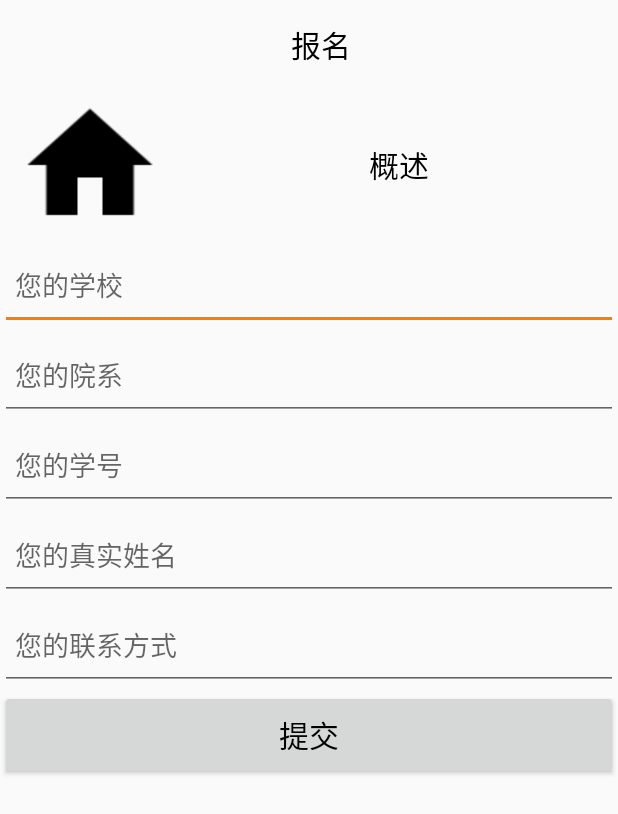
After one commit to FourfireChen/Yw, an Android app: the ActSignUpActivity screen opened directly, with no data from a screen before it, on a phone screen of 412 x 824 dp. The commit adds this screen. Shown: the top 814 px of the screen. Run offline under Robolectric (Android 15) with nearby library versions, the phone set to English and light mode, and no system bars; our stand-ins replace ButterKnife; libraries missing offline, so code that uses them is left out: com.squareup.leakcanary.

Commit message:
做完了几个界面，界面剩余不多

```diff
--- /dev/null
+++ b/app/src/main/java/com/creativecompany/act_signup/ActSignUpActivity.java
@@ -0,0 +1,72 @@
+package com.creativecompany.act_signup;
+
+import android.os.Bundle;
+import android.support.annotation.Nullable;
+import android.support.v7.widget.Toolbar;
+import android.view.MenuItem;
+import android.widget.Button;
+import android.widget.EditText;
+import android.widget.ImageView;
+import android.widget.TextView;
+
+import com.creativecompany.BaseActivity;
+import com.creativecompany.R;
+
+import butterknife.BindView;
+import butterknife.ButterKnife;
+import butterknife.OnClick;
+
+/**
+ * Created by 陈钊燚 on 2018/5/7.
+ * QQ 1215638092
+ * Github FourfireChen
+ */
+
+public class ActSignUpActivity extends BaseActivity {
+    @BindView(R.id.takepartin_act_post)
+    ImageView mTakepartinActPost;
+    @BindView(R.id.takepartin_summary)
+    TextView mTakepartinSummary;
+    @BindView(R.id.signup_school)
+    EditText mSignupSchool;
+    @BindView(R.id.signup_major)
+    EditText mSignupMajor;
+    @BindView(R.id.signup_studentid)
+    EditText mSignupStudentid;
+    @BindView(R.id.signup_name)
+    EditText mSignupName;
+    @BindView(R.id.signup_contact)
+    EditText mSignupContact;
+    @BindView(R.id.signup_submit)
+    Button mSignupSubmit;
+    @BindView(R.id.actsignup_toolbar)
+    Toolbar mActsignupToolbar;
+
+    @Override
+    protected void onCreate(@Nullable Bundle savedInstanceState) {
+        super.onCreate(savedInstanceState);
+        setContentView(R.layout.actsignup_activity);
+        ButterKnife.bind(this);
+    }
+
+    private void init() {
+        setSupportActionBar(mActsignupToolbar);
+        getSupportActionBar().setDisplayHomeAsUpEnabled(true);
+    }
+
+    @OnClick(R.id.signup_submit)
+    public void onViewClicked() {
+        //todo:这个要先弹出alert，后再提交，再finish
+        finish();
+    }
+
+    @Override
+    public boolean onOptionsItemSelected(MenuItem item) {
+        switch (item.getItemId()) {
+            case android.R.id.home:
+                finish();
+                break;
+        }
+        return super.onOptionsItemSelected(item);
+    }
+}
--- a/app/src/main/java/com/creativecompany/all/activity/ActivityFragment.java
+++ b/app/src/main/java/com/creativecompany/all/activity/ActivityFragment.java
@@ -70,7 +70,9 @@ public class ActivityFragment extends BaseFragment implements IAllView, DrawerFr
     private void init(){
         FragmentManager manager = getFragmentManager();
         FragmentTransaction fragmentTransaction = manager.beginTransaction();
-        fragmentTransaction.replace(R.id.all_act_drawerplace, new DrawerFragemnt());
+        DrawerFragemnt drawerFragemnt = new DrawerFragemnt();
+        drawerFragemnt.setDrawerCallback(this);
+        fragmentTransaction.replace(R.id.all_act_drawerplace, drawerFragemnt);
         fragmentTransaction.commit();
         allList.setAdapter(mActivitiesListAdapter);
         allList.setLayoutManager(new LinearLayoutManager(getContext()));
--- a/app/src/main/java/com/creativecompany/all/activity/DrawerFragemnt.java
+++ b/app/src/main/java/com/creativecompany/all/activity/DrawerFragemnt.java
@@ -48,6 +48,9 @@ public class DrawerFragemnt extends Fragment {
     private SelectorListAdapter mTimeSelectorsAdapter = new SelectorListAdapter(TIME),
             mWorkTimeSelectorsAdapter = new SelectorListAdapter(WORK_TIME),
             mStatusSelectorsAdapter = new SelectorListAdapter(STATUS);
+
+
+
     @Nullable
     @Override
     public View onCreateView(LayoutInflater inflater, @Nullable ViewGroup container, @Nullable Bundle savedInstanceState) {
@@ -77,6 +80,8 @@ public class DrawerFragemnt extends Fragment {
     public void setOnCheckBoxListListener(onCheckBoxListListener onCheckBoxListListener) {
         mOnCheckBoxListListener = onCheckBoxListListener;
     }
+
+
 
     @OnClick({R.id.close_drawer, R.id.drawer_cancel, R.id.drawer_confirm})
     public void onViewClicked(View view) {
--- a/app/src/main/java/com/creativecompany/all/activity/SelectorListAdapter.java
+++ b/app/src/main/java/com/creativecompany/all/activity/SelectorListAdapter.java
@@ -91,7 +91,7 @@ public class SelectorListAdapter extends RecyclerView.Adapter<SelectorListAdapte
                 items.add("周四");
                 items.add("周五");
                 items.add("周六");
-                items.add("周七");
+                items.add("周日");
                 break;
             case WORK_TIME:
                 items.add(" 1h ");
--- a/app/src/main/res/drawable/buttonselector.xml
+++ b/app/src/main/res/drawable/buttonselector.xml
@@ -1,6 +1,8 @@
 <?xml version="1.0" encoding="utf-8"?>
 <selector xmlns:android="http://schemas.android.com/apk/res/android">
     <item android:state_selected="true"
+        android:state_checkable="true"
+        android:state_checked="true"
         android:drawable="@color/colorPrimaryDark"/>
     <item android:drawable="@color/white"/>
 </selector>
--- a/app/src/main/res/drawable/textview_shape.xml
+++ b/app/src/main/res/drawable/textview_shape.xml
@@ -2,6 +2,6 @@
 <shape xmlns:android="http://schemas.android.com/apk/res/android">
     <solid android:color="#fff"/>
     <stroke
-        android:width="0.5dp"
+        android:width="0.2dp"
         android:color="#000" />
 </shape>
--- /dev/null
+++ b/app/src/main/res/layout/actsignup_activity.xml
@@ -0,0 +1,69 @@
+<?xml version="1.0" encoding="utf-8"?>
+<LinearLayout xmlns:android="http://schemas.android.com/apk/res/android"
+    android:orientation="vertical" android:layout_width="match_parent"
+    android:layout_height="match_parent">
+    <android.support.v7.widget.Toolbar
+        android:id="@+id/actsignup_toolbar"
+        android:layout_width="match_parent"
+        android:layout_height="60dp">
+        <TextView
+            android:text="报名"
+            android:textSize="20dp"
+            android:gravity="center"
+            android:layout_width="match_parent"
+            android:layout_height="match_parent" />
+    </android.support.v7.widget.Toolbar>
+    <LinearLayout
+        android:orientation="horizontal"
+        android:layout_width="match_parent"
+        android:layout_height="100dp">
+        <ImageView
+            android:src="@drawable/home_black_36dp"
+            android:id="@+id/takepartin_act_post"
+            android:layout_width="120dp"
+            android:layout_height="match_parent" />
+        <TextView
+            android:id="@+id/takepartin_summary"
+            android:text="概述"
+            android:textSize="20dp"
+            android:gravity="center"
+            android:layout_width="match_parent"
+            android:layout_height="match_parent" />
+    </LinearLayout>
+    <EditText
+        android:id="@+id/signup_school"
+        android:hint="您的学校"
+        android:paddingStart="10dp"
+        android:layout_width="match_parent"
+        android:layout_height="60dp" />
+    <EditText
+        android:id="@+id/signup_major"
+        android:hint="您的院系"
+        android:paddingStart="10dp"
+        android:layout_width="match_parent"
+        android:layout_height="60dp" />
+    <EditText
+        android:id="@+id/signup_studentid"
+        android:hint="您的学号"
+        android:paddingStart="10dp"
+        android:layout_width="match_parent"
+        android:layout_height="60dp" />
+    <EditText
+        android:id="@+id/signup_name"
+        android:hint="您的真实姓名"
+        android:paddingStart="10dp"
+        android:layout_width="match_parent"
+        android:layout_height="60dp" />
+    <EditText
+        android:id="@+id/signup_contact"
+        android:hint="您的联系方式"
+        android:paddingStart="10dp"
+        android:layout_width="match_parent"
+        android:layout_height="60dp" />
+    <Button
+        android:id="@+id/signup_submit"
+        android:text="提交"
+        android:textSize="20dp"
+        android:layout_width="match_parent"
+        android:layout_height="60dp" />
+</LinearLayout>
--- a/app/src/main/res/layout/all_act_drawer.xml
+++ b/app/src/main/res/layout/all_act_drawer.xml
@@ -75,10 +75,12 @@
             android:layout_height="60dp">
             <Button
                 android:id="@+id/drawer_cancel"
+                android:text="取消"
                 android:layout_weight="1"
                 android:layout_width="0dp"
                 android:layout_height="match_parent" />
             <Button
+                android:text="确认"
                 android:id="@+id/drawer_confirm"
                 android:layout_weight="1"
                 android:layout_width="0dp"
--- a/app/src/main/res/layout/all_act_fragment.xml
+++ b/app/src/main/res/layout/all_act_fragment.xml
@@ -47,7 +47,7 @@
         android:id="@+id/all_act_drawerplace"
         android:orientation="vertical"
         android:layout_gravity="end"
-        android:layout_width="500dp"
+        android:layout_width="300dp"
         android:layout_height="400dp">
     </LinearLayout>
 </android.support.v4.widget.DrawerLayout>
```
Also changed, not shown: app/src/main/AndroidManifest.xml (+14 -13 lines), app/src/main/java/com/creativecompany/detail/DetailActivity.java (+68 -0 lines), app/src/main/java/com/creativecompany/home/HomeActivityFragment.java (+4 -4 lines), app/src/main/res/layout/detail_activity.xml (added, +140 -0 lines).
